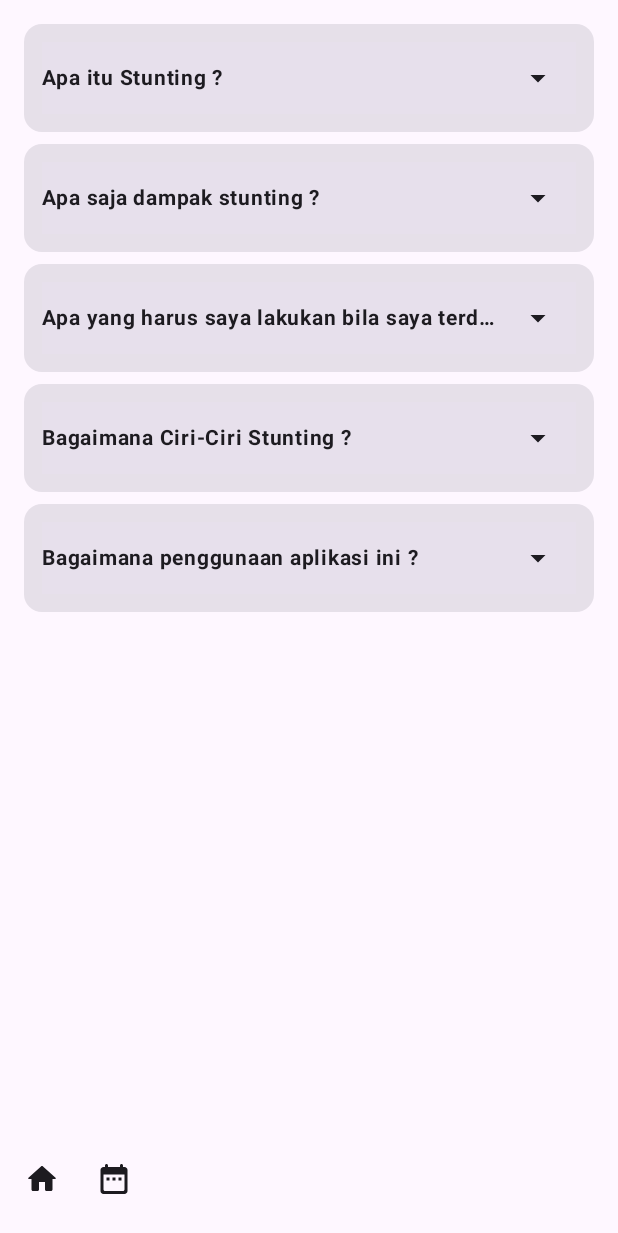
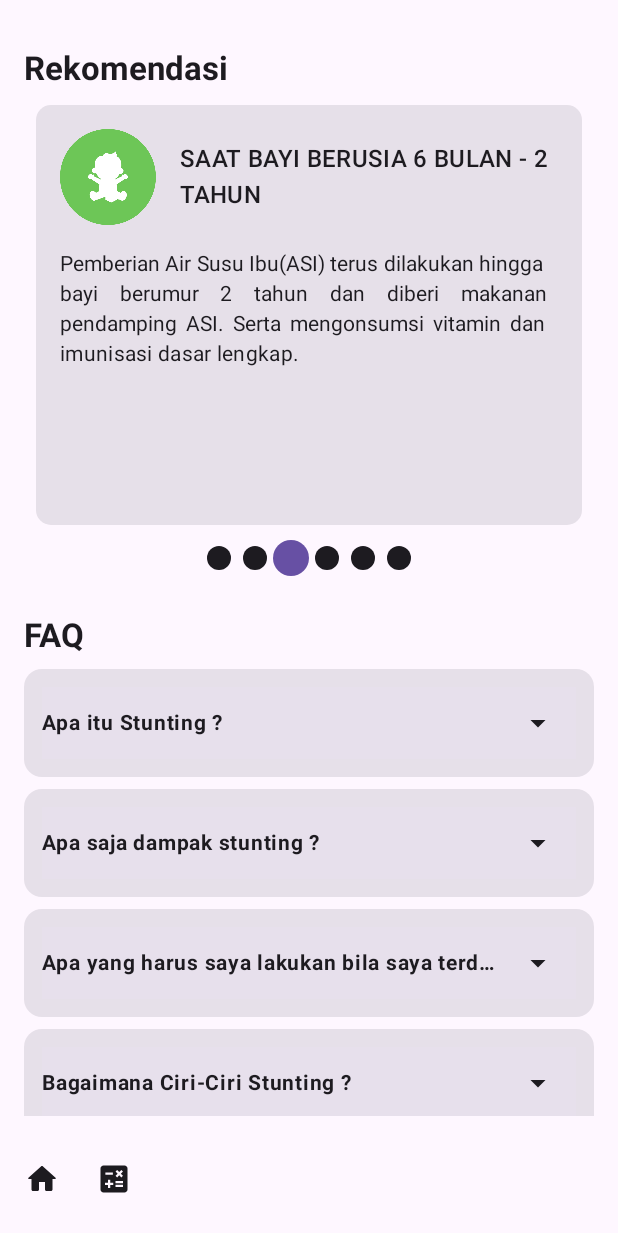
Before and after one commit to ArinugrahaSyamC177DSX3575/Growell-Stunting-Detection, an Android app built with Jetpack Compose: the screen it shows after launch (MainActivity), on a phone screen of 412 x 824 dp. Shown: the top 1233 px of the screen. Run offline under Robolectric (Android 15) with nearby library versions, the phone set to English and light mode, and no system bars; our stand-ins replace accompanist.

Commit message:
Add splashscreen adjustment, recomendations card element, and debugging.

```diff
--- a/Mobile Development/composeapp/app/build.gradle
+++ b/Mobile Development/composeapp/app/build.gradle
@@ -65,4 +65,5 @@ dependencies {
     implementation "androidx.navigation:navigation-compose:2.5.2"
     implementation "com.airbnb.android:lottie-compose:6.0.0"
     implementation "com.google.accompanist:accompanist-pager:0.20.0"
+    implementation "androidx.compose.ui:ui-util:$compose_version"
 }
--- /dev/null
+++ b/Mobile Development/composeapp/app/src/main/java/com/ifkusyoba/compose_app/data/local/CardDataSource.kt
@@ -0,0 +1,39 @@
+package com.ifkusyoba.compose_app.data.local
+
+import com.ifkusyoba.compose_app.R
+import com.ifkusyoba.compose_app.data.model.CardItem
+
+object CardDataSource {
+    val cardData = listOf(
+        CardItem(
+            icon = R.drawable.growell_hamil,
+            title = R.string.card_title1,
+            subtitle = R.string.card_subtitle1,
+        ),
+        CardItem(
+            icon = R.drawable.growell_lahir,
+            title = R.string.card_title2,
+            subtitle = R.string.card_subtitle2,
+        ),
+        CardItem(
+            icon = R.drawable.growell_6bulan,
+            title = R.string.card_title3,
+            subtitle = R.string.card_subtitle3,
+        ),
+        CardItem(
+            icon = R.drawable.growell_balita,
+            title = R.string.card_title4,
+            subtitle = R.string.card_subtitle4,
+        ),
+        CardItem(
+            icon = R.drawable.growell_phbs,
+            title = R.string.card_title5,
+            subtitle = R.string.card_subtitle5,
+        ),
+        CardItem(
+            icon = R.drawable.growell_gizi_remaja,
+            title = R.string.card_title6,
+            subtitle = R.string.card_subtitle6,
+        )
+    )
+}
--- /dev/null
+++ b/Mobile Development/composeapp/app/src/main/java/com/ifkusyoba/compose_app/data/model/CardItem.kt
@@ -0,0 +1,10 @@
+package com.ifkusyoba.compose_app.data.model
+
+import androidx.annotation.DrawableRes
+import androidx.annotation.StringRes
+
+data class CardItem(
+    @DrawableRes val icon: Int,
+    @StringRes val title: Int,
+    @StringRes val subtitle: Int,
+)
--- a/Mobile Development/composeapp/app/src/main/java/com/ifkusyoba/compose_app/data/repository/Repository.kt
+++ b/Mobile Development/composeapp/app/src/main/java/com/ifkusyoba/compose_app/data/repository/Repository.kt
@@ -1,12 +1,15 @@
 package com.ifkusyoba.compose_app.data.repository
 
+import com.ifkusyoba.compose_app.data.local.CardDataSource
 import com.ifkusyoba.compose_app.data.local.FaqDataSource
+import com.ifkusyoba.compose_app.data.model.CardItem
 import com.ifkusyoba.compose_app.data.model.Faq
 import kotlinx.coroutines.flow.Flow
 import kotlinx.coroutines.flow.flowOf
 
 class Repository {
     private val faqDataSource = mutableListOf<Faq>()
+    private val cardDataSource = mutableListOf<CardItem>()
 
     init {
         if (faqDataSource.isEmpty()) {
@@ -14,10 +17,19 @@ class Repository {
                 faqDataSource.add(faq)
             }
         }
+        if(cardDataSource.isEmpty()){
+            CardDataSource.cardData.forEach{data ->
+                cardDataSource.add(data)
+            }
+        }
     }
 
     fun getFaqList(): Flow<List<Faq>> {
         return flowOf(faqDataSource)
+    }
+
+    fun getRecomendationList(): Flow<List<CardItem>>{
+        return flowOf(cardDataSource)
     }
 
     companion object {
--- a/Mobile Development/composeapp/app/src/main/java/com/ifkusyoba/compose_app/ui/components/BottomAppBar.kt
+++ b/Mobile Development/composeapp/app/src/main/java/com/ifkusyoba/compose_app/ui/components/BottomAppBar.kt
@@ -13,8 +13,10 @@ import androidx.compose.material3.IconButton
 import androidx.compose.material3.MaterialTheme
 import androidx.compose.runtime.Composable
 import androidx.compose.ui.Modifier
+import androidx.compose.ui.res.painterResource
 import androidx.compose.ui.tooling.preview.Preview
 import androidx.navigation.NavController
+import com.ifkusyoba.compose_app.R
 import com.ifkusyoba.compose_app.navigation.Screen
 import com.ifkusyoba.compose_app.ui.theme.ComposeAppTheme
 
@@ -35,7 +37,7 @@ fun BottomNavigationBar(
         IconButton(onClick = {
             navController.navigate(Screen.HitungScreen.route)
         }) {
-            Icon(imageVector = Icons.Rounded.DateRange, contentDescription = "Calculate")
+            Icon(painter = painterResource(id = R.drawable.ic_baseline_calculate_24), contentDescription = "Calculate")
         }
     }
 }
--- /dev/null
+++ b/Mobile Development/composeapp/app/src/main/java/com/ifkusyoba/compose_app/ui/components/CardCarouselCustom.kt
@@ -0,0 +1,159 @@
+package com.ifkusyoba.compose_app.ui.components
+
+import androidx.compose.foundation.Image
+import androidx.compose.foundation.background
+import androidx.compose.foundation.clickable
+import androidx.compose.foundation.layout.*
+import androidx.compose.foundation.shape.RoundedCornerShape
+import androidx.compose.material3.Card
+import androidx.compose.material3.ExperimentalMaterial3Api
+import androidx.compose.material3.MaterialTheme
+import androidx.compose.material3.Text
+import androidx.compose.runtime.Composable
+import androidx.compose.runtime.LaunchedEffect
+import androidx.compose.runtime.rememberCoroutineScope
+import androidx.compose.ui.Alignment
+import androidx.compose.ui.Modifier
+import androidx.compose.ui.graphics.graphicsLayer
+import androidx.compose.ui.res.painterResource
+import androidx.compose.ui.res.stringResource
+import androidx.compose.ui.text.style.TextAlign
+import androidx.compose.ui.tooling.preview.Preview
+import androidx.compose.ui.unit.dp
+import androidx.compose.ui.util.lerp
+import com.google.accompanist.pager.ExperimentalPagerApi
+import com.google.accompanist.pager.HorizontalPager
+import com.google.accompanist.pager.calculateCurrentOffsetForPage
+import com.google.accompanist.pager.rememberPagerState
+import com.ifkusyoba.compose_app.data.local.CardDataSource
+import com.ifkusyoba.compose_app.ui.theme.ComposeAppTheme
+import kotlinx.coroutines.delay
+import kotlinx.coroutines.launch
+import kotlin.math.absoluteValue
+
+@OptIn(ExperimentalPagerApi::class, ExperimentalMaterial3Api::class)
+@Composable
+fun CardCarouselCustom(
+    modifier: Modifier = Modifier
+) {
+    Box(modifier = Modifier.fillMaxWidth()) {
+        val pagerState = rememberPagerState(initialPage = 0)
+        val scope = rememberCoroutineScope()
+        LaunchedEffect(pagerState) {
+            scope.launch {
+                repeat(Int.MAX_VALUE) {
+                    pagerState.animateScrollToPage(
+                        page = (pagerState.currentPage + 1) % pagerState.pageCount
+                    )
+                    delay(3000)
+                }
+            }
+        }
+        Column(modifier = Modifier) {
+            HorizontalPager(
+                state = pagerState,
+                count = CardDataSource.cardData.size,
+                modifier = Modifier.height(300.dp)
+            ) { index ->
+                val cardItem = CardDataSource.cardData[index]
+                Card(
+                    modifier = Modifier
+                        .padding(horizontal = 8.dp)
+                        .height(280.dp)
+                        .fillMaxWidth()
+                        .graphicsLayer {
+                            val pageOffset =
+                                calculateCurrentOffsetForPage(index).absoluteValue
+                            lerp(
+                                start = 0.85f,
+                                stop = 1f,
+                                fraction = 1f - pageOffset.coerceIn(0f, 1f)
+                            )
+                                .also { scale ->
+                                    scaleX = scale
+                                    scaleY = scale
+                                }
+                            alpha = lerp(
+                                start = 0.5f,
+                                stop = 1f,
+                                fraction = 1f - pageOffset.coerceIn(0f, 1f)
+                            )
+                        },
+                    shape = RoundedCornerShape(10.dp),
+                ) {
+                    Column(modifier = Modifier.padding(16.dp)) {
+                        Row {
+                            Image(
+                                painter = painterResource(cardItem.icon),
+                                contentDescription = "Card Image",
+                                modifier = Modifier
+                                    .size(64.dp)
+                                    .align(Alignment.CenterVertically)
+                            )
+                            Spacer(modifier = Modifier.width(16.dp))
+                            Text(
+                                text = stringResource(cardItem.title),
+                                style = MaterialTheme.typography.titleMedium,
+                                fontWeight = MaterialTheme.typography.titleMedium.fontWeight,
+                                modifier = Modifier
+                                    .fillMaxWidth()
+                                    .align(Alignment.CenterVertically),
+                            )
+                        }
+                        Spacer(modifier = Modifier.height(16.dp))
+                        Text(
+                            text = stringResource(cardItem.subtitle),
+                            style = MaterialTheme.typography.bodyMedium,
+                            textAlign = TextAlign.Justify,
+                            modifier = Modifier.fillMaxWidth()
+                        )
+                    }
+                }
+            }
+            Row(
+                modifier = Modifier
+                    .height(50.dp)
+                    .fillMaxWidth(),
+                horizontalArrangement = Arrangement.Center
+            ) {
+
+                repeat(CardDataSource.cardData.size) {
+                    val color = if (pagerState.currentPage == it) {
+                        MaterialTheme.colorScheme.primary
+                    } else {
+                        MaterialTheme.colorScheme.onBackground
+                    }
+                    Box(
+                        modifier = Modifier
+                            .padding(4.dp)
+                            .size(16.dp)
+                            .clickable {
+                                scope.launch {
+                                    pagerState.animateScrollToPage(it)
+                                }
+                            },
+                        contentAlignment = Alignment.Center
+                    ) {
+                        Box(
+                            modifier = Modifier
+                                .size(16.dp)
+                                .graphicsLayer {
+                                    scaleX = if (pagerState.currentPage == it) 1.5f else 1f
+                                    scaleY = if (pagerState.currentPage == it) 1.5f else 1f
+                                }
+                                .background(color = color, shape = RoundedCornerShape(32.dp))
+                        )
+                    }
+                }
+            }
+        }
+    }
+}
+
+@Preview(showBackground = true)
+@Composable
+fun CardCarouselCustomPreview() {
+    ComposeAppTheme {
+//        CardCarouselCustom()
+    }
+}
--- a/Mobile Development/composeapp/app/src/main/java/com/ifkusyoba/compose_app/ui/views/MainActivity.kt
+++ b/Mobile Development/composeapp/app/src/main/java/com/ifkusyoba/compose_app/ui/views/MainActivity.kt
@@ -8,6 +8,7 @@ import androidx.compose.material3.MaterialTheme
 import androidx.compose.material3.Surface
 import androidx.compose.ui.Modifier
 import com.ifkusyoba.compose_app.navigation.Navigation
+import com.ifkusyoba.compose_app.ui.components.CardCarouselCustom
 import com.ifkusyoba.compose_app.ui.theme.ComposeAppTheme
 import com.ifkusyoba.compose_app.ui.views.hitungscreen.HitungScreen
 import com.ifkusyoba.compose_app.ui.views.splashscreen.SplashScreen
@@ -22,6 +23,7 @@ class MainActivity : ComponentActivity() {
                     modifier = Modifier.fillMaxSize(),
                     color = MaterialTheme.colorScheme.background
                 ) {
+//                    CardCarouselCustom()
                     // *Main Navigation
                     Navigation()
                 }
--- a/Mobile Development/composeapp/app/src/main/java/com/ifkusyoba/compose_app/ui/views/home/ComposeApp.kt
+++ b/Mobile Development/composeapp/app/src/main/java/com/ifkusyoba/compose_app/ui/views/home/ComposeApp.kt
@@ -1,23 +1,32 @@
 package com.ifkusyoba.compose_app.ui.views
 
+import android.widget.Space
 import androidx.compose.foundation.background
 import androidx.compose.foundation.clickable
+import androidx.compose.foundation.gestures.scrollable
 import androidx.compose.foundation.layout.*
 import androidx.compose.foundation.lazy.LazyColumn
 import androidx.compose.foundation.lazy.items
+import androidx.compose.foundation.rememberScrollState
+import androidx.compose.foundation.verticalScroll
 import androidx.compose.material3.ExperimentalMaterial3Api
 import androidx.compose.material3.MaterialTheme
 import androidx.compose.material3.Scaffold
+import androidx.compose.material3.Text
 import androidx.compose.runtime.Composable
+import androidx.compose.runtime.LaunchedEffect
 import androidx.compose.runtime.collectAsState
 import androidx.compose.ui.Modifier
+import androidx.compose.ui.text.font.FontWeight
 import androidx.compose.ui.tooling.preview.Preview
 import androidx.compose.ui.unit.dp
 import androidx.lifecycle.viewmodel.compose.viewModel
 import androidx.navigation.NavController
+import com.ifkusyoba.compose_app.data.model.CardItem
 import com.ifkusyoba.compose_app.data.model.Faq
 import com.ifkusyoba.compose_app.di.Injection
 import com.ifkusyoba.compose_app.ui.components.BottomNavigationBar
+import com.ifkusyoba.compose_app.ui.components.CardCarouselCustom
 import com.ifkusyoba.compose_app.ui.components.ExpandableCardCustom
 import com.ifkusyoba.compose_app.ui.state.UiState
 import com.ifkusyoba.compose_app.ui.theme.ComposeAppTheme
@@ -31,7 +40,33 @@ fun ComposeApp(
     viewModel: MainViewModel = viewModel(factory = ViewModelFactory(Injection.provideRepository())),
     navController: NavController
 ) {
-    viewModel.uiState.collectAsState(initial = UiState.Loading).value.let { state ->
+    val faqUiState = viewModel.faqUiState.collectAsState(initial = UiState.Loading).value
+    val cardItemUiState = viewModel.cardItemUiState.collectAsState(initial = UiState.Loading).value
+
+    LaunchedEffect(Unit) {
+        viewModel.getAllFaq()
+        viewModel.getAllCardItem()
+    }
+
+    when {
+        faqUiState is UiState.Success && cardItemUiState is UiState.Success -> {
+            ComposeAppContent(
+                faq = faqUiState.data,
+                cardItems = cardItemUiState.data,
+                modifier = modifier,
+                navController = navController
+            )
+        }
+        faqUiState is UiState.Error || cardItemUiState is UiState.Error -> {
+            UiState.Error("Error")
+        }
+        else -> {
+            UiState.Loading
+        }
+    }
+
+
+    /*viewModel.faqUiState.collectAsState(initial = UiState.Loading).value.let { state ->
         when (state) {
             is UiState.Loading -> {
                 viewModel.getAllFaq()
@@ -47,13 +82,14 @@ fun ComposeApp(
                 // *Nothiing
             }
         }
-    }
+    }*/
 }
 
 @OptIn(ExperimentalMaterial3Api::class)
 @Composable
 fun ComposeAppContent(
     faq: List<Faq>,
+    cardItems: List<CardItem>,
     modifier: Modifier = Modifier,
     navController: NavController
 ) {
@@ -66,7 +102,7 @@ fun ComposeAppContent(
                 navController = navController
             )
         }
-    ) {innerPadding ->
+    ) { innerPadding ->
         Box(
             modifier = modifier
                 .fillMaxSize()
@@ -74,10 +110,26 @@ fun ComposeAppContent(
                 .background(MaterialTheme.colorScheme.surface)
         ) {
             LazyColumn(
-                verticalArrangement = Arrangement.spacedBy(8.dp),
-                modifier = modifier
-                    .padding(16.dp),
+                modifier = modifier.fillMaxSize(),
+                contentPadding = PaddingValues(16.dp),
+                verticalArrangement = Arrangement.spacedBy(8.dp)
             ) {
+                item {
+                    Spacer(modifier = Modifier.height(16.dp))
+                    Text(
+                        text = "Rekomendasi",
+                        style = MaterialTheme.typography.titleLarge,
+                        fontWeight = FontWeight.Bold
+                    )
+                    CardCarouselCustom(
+                        modifier = Modifier.padding(bottom = 16.dp)
+                    )
+                    Text(
+                        text = "FAQ",
+                        style = MaterialTheme.typography.titleLarge,
+                        fontWeight = FontWeight.Bold
+                    )
+                }
                 items(faq) { data ->
                     ExpandableCardCustom(
                         title = data.question,
--- a/Mobile Development/composeapp/app/src/main/java/com/ifkusyoba/compose_app/ui/views/splashscreen/SplashScreen.kt
+++ b/Mobile Development/composeapp/app/src/main/java/com/ifkusyoba/compose_app/ui/views/splashscreen/SplashScreen.kt
@@ -1,6 +1,8 @@
 package com.ifkusyoba.compose_app.ui.views.splashscreen
 
-import android.window.SplashScreen
+import androidx.compose.animation.AnimatedVisibility
+import androidx.compose.animation.fadeIn
+import androidx.compose.animation.fadeOut
 import androidx.compose.foundation.Image
 import androidx.compose.foundation.background
 import androidx.compose.foundation.layout.Box
@@ -9,9 +11,10 @@ import androidx.compose.foundation.layout.size
 import androidx.compose.material3.MaterialTheme
 import androidx.compose.runtime.Composable
 import androidx.compose.runtime.LaunchedEffect
+import androidx.compose.runtime.mutableStateOf
+import androidx.compose.runtime.*
 import androidx.compose.ui.Alignment
 import androidx.compose.ui.Modifier
-import androidx.compose.ui.draw.shadow
 import androidx.compose.ui.res.painterResource
 import androidx.compose.ui.tooling.preview.Preview
 import androidx.compose.ui.unit.dp
@@ -25,11 +28,15 @@ import kotlinx.coroutines.delay
 fun SplashScreen(
     navController: NavController
 ) {
-    LaunchedEffect(key1 = true){
+    val splashScreenVisible = remember { mutableStateOf(true) }
+    LaunchedEffect(key1 = true) {
         delay(3000L)
+        splashScreenVisible.value = false
         navController.navigate(Screen.Dashboard.route)
     }
-    Box(modifier = Modifier
+    AnimatedVisibility(visible = splashScreenVisible.value, enter = fadeIn(), exit = fadeOut()) {
+        Box(
+            modifier = Modifier
                 .fillMaxSize()
                 .background(MaterialTheme.colorScheme.primary)
         ) {
@@ -42,6 +49,7 @@ fun SplashScreen(
             )
         }
     }
+}
 
 @Preview(showBackground = true)
 @Composable
--- a/Mobile Development/composeapp/app/src/main/java/com/ifkusyoba/compose_app/viewmodel/MainViewModel.kt
+++ b/Mobile Development/composeapp/app/src/main/java/com/ifkusyoba/compose_app/viewmodel/MainViewModel.kt
@@ -6,6 +6,7 @@ import androidx.compose.runtime.State
 import androidx.compose.runtime.mutableStateOf
 import androidx.lifecycle.ViewModel
 import androidx.lifecycle.viewModelScope
+import com.ifkusyoba.compose_app.data.model.CardItem
 import com.ifkusyoba.compose_app.data.model.Faq
 import com.ifkusyoba.compose_app.data.repository.Repository
 import com.ifkusyoba.compose_app.ui.state.UiState
@@ -14,20 +15,37 @@ import kotlinx.coroutines.flow.catch
 import kotlinx.coroutines.launch
 
 class MainViewModel(private val repository: Repository) : ViewModel() {
-    private val _uiState: MutableStateFlow<UiState<List<Faq>>> =
+    private val _faqUiState: MutableStateFlow<UiState<List<Faq>>> =
         MutableStateFlow(UiState.Loading)
-    val uiState: MutableStateFlow<UiState<List<Faq>>>
-        get() = _uiState
+    val faqUiState: MutableStateFlow<UiState<List<Faq>>>
+        get() = _faqUiState
+
+    private val _cardItemUiState: MutableStateFlow<UiState<List<CardItem>>> =
+        MutableStateFlow(UiState.Loading)
+    val cardItemUiState: MutableStateFlow<UiState<List<CardItem>>>
+        get() = _cardItemUiState
 
     fun getAllFaq() {
         viewModelScope.launch {
             repository.getFaqList()
                 .catch { errorMsg ->
-                    _uiState.value = UiState.Error(errorMsg.message.toString())
+                    _faqUiState.value = UiState.Error(errorMsg.message.toString())
                 }
                 .collect { faq ->
-                    _uiState.value = UiState.Success(faq)
+                    _faqUiState.value = UiState.Success(faq)
                 }
         }
     }
+    fun getAllCardItem(){
+        viewModelScope.launch {
+            repository.getRecomendationList()
+                .catch { errorMsg ->
+                    _cardItemUiState.value = UiState.Error(errorMsg.message.toString())
+                }
+                .collect { cardItem ->
+                    _cardItemUiState.value = UiState.Success(cardItem)
+                }
+        }
+    }
+
 }
--- /dev/null
+++ b/Mobile Development/composeapp/app/src/main/res/drawable/ic_baseline_calculate_24.xml
@@ -0,0 +1,5 @@
+<vector android:height="24dp" android:tint="#000000"
+    android:viewportHeight="24" android:viewportWidth="24"
+    android:width="24dp" xmlns:android="http://schemas.android.com/apk/res/android">
+    <path android:fillColor="@android:color/white" android:pathData="M19,3H5C3.9,3 3,3.9 3,5v14c0,1.1 0.9,2 2,2h14c1.1,0 2,-0.9 2,-2V5C21,3.9 20.1,3 19,3zM13.03,7.06L14.09,6l1.41,1.41L16.91,6l1.06,1.06l-1.41,1.41l1.41,1.41l-1.06,1.06L15.5,9.54l-1.41,1.41l-1.06,-1.06l1.41,-1.41L13.03,7.06zM6.25,7.72h5v1.5h-5V7.72zM11.5,16h-2v2H8v-2H6v-1.5h2v-2h1.5v2h2V16zM18,17.25h-5v-1.5h5V17.25zM18,14.75h-5v-1.5h5V14.75z"/>
+</vector>
--- a/Mobile Development/composeapp/app/src/main/res/values/strings.xml
+++ b/Mobile Development/composeapp/app/src/main/res/values/strings.xml
@@ -23,4 +23,19 @@
         - Anak mudah terserang berbagai penyakit infeksi.
     </string>
     <string name="faq_answer5">Gunakan fitur perhitungan dan lengkapi data diri anda untuk mendapatkan hasil</string>
+
+    <!--Card-->
+    <string name="card_title1">SAAT IBU HAMIL</string>
+    <string name="card_title2">SAAT BAYI LAHIR</string>
+    <string name="card_title3">SAAT BAYI BERUSIA 6 BULAN - 2 TAHUN</string>
+    <string name="card_title4">SAAT BALITA</string>
+    <string name="card_title5">PERILAKU HIDUP BERSIH DAN SEHAT</string>
+    <string name="card_title6">SAAT REMAJA</string>
+
+    <string name="card_subtitle1">Memperbaiki gizi dan menjaga kesehatan ibu hamil merupakan cara terbaik dalam mengatasi terjadinya stunting. Pemberian makanan bergizi yang seimbang, konsumsi vitamin dan mineral yang cukup, serta perhatian terhadap pola makan yang baik dapat membantu dalam mencegah terjadinya stunting pada anak.</string>
+    <string name="card_subtitle2">Ketika bayi lahir segera berikan Air Susu Ibu (ASI) saja hingga dengan usia 6 bulan.</string>
+    <string name="card_subtitle3">Pemberian Air Susu Ibu(ASI) terus dilakukan hingga bayi berumur 2 tahun dan diberi makanan pendamping ASI. Serta mengonsumsi vitamin dan imunisasi dasar lengkap.</string>
+    <string name="card_subtitle4">Melakukan pemantauan terhadap pertumbuhan Balita melalui posyandu merupakan upaya yang strategis untuk melakukan deteksi dini terjadinya gangguan pertumbuhan</string>
+    <string name="card_subtitle5">Perilaku Hidup Bersih dan Sehat merupakan upaya menurunkan risiko kejadian sakit terutama penyakit infeksi yang dapat memengaruhi pertumbuhan buah hati.</string>
+    <string name="card_subtitle6">Stunting pada masa remaja akan berpengaruh pada perkembangan psikomotorik, keterampilan motorik halus, dan integrasi neurosensorik. Stunting juga berpengaruh pada tingkat kercedasan pada remaja.</string>
 </resources>
```
Also changed, not shown: Mobile Development/composeapp/app/src/main/res/drawable/growell_6bulan.png (added), Mobile Development/composeapp/app/src/main/res/drawable/growell_balita.png (added), Mobile Development/composeapp/app/src/main/res/drawable/growell_gizi_remaja.png (added), Mobile Development/composeapp/app/src/main/res/drawable/growell_hamil.png (added), Mobile Development/composeapp/app/src/main/res/drawable/growell_lahir.png (added), Mobile Development/composeapp/app/src/main/res/drawable/growell_phbs.png (added). Lines whose indentation alone changed are shown as unchanged.
